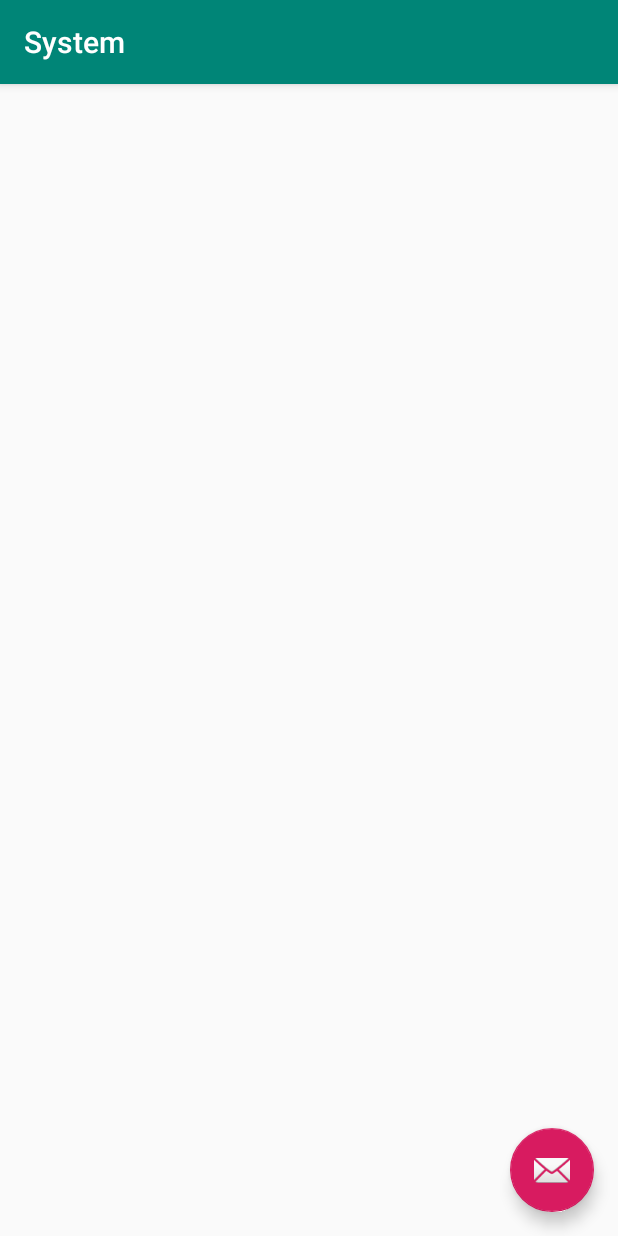
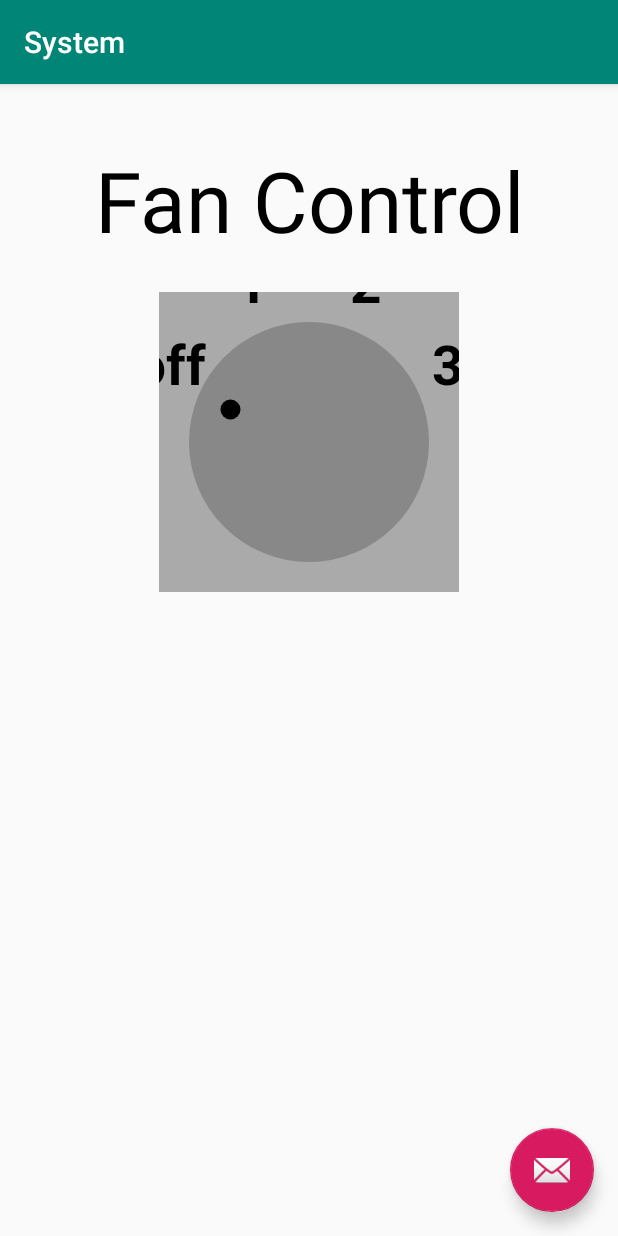
Before and after one commit to zac4j/system, an Android app: the screen it shows after launch (MainActivity), on a phone screen of 412 x 824 dp. Run offline under Robolectric (Android 15) with nearby library versions, the phone set to English and light mode, and no system bars; our stand-ins replace data binding; libraries missing offline, so code that uses them is left out: okhttp3.mockwebserver.

Commit message:
[feature] add dial view

```diff
--- /dev/null
+++ b/app/src/main/java/com/zac4j/system/ui/DialFragment.kt
@@ -0,0 +1,25 @@
+package com.zac4j.system.ui
+
+import android.os.Bundle
+import android.view.LayoutInflater
+import android.view.View
+import android.view.ViewGroup
+import androidx.fragment.app.Fragment
+import com.zac4j.system.R
+
+/**
+ * Desc:
+ *
+ * @author: zac
+ * @date: 2020/9/5
+ */
+class DialFragment : Fragment() {
+
+  override fun onCreateView(
+    inflater: LayoutInflater,
+    container: ViewGroup?,
+    savedInstanceState: Bundle?
+  ): View? {
+    return inflater.inflate(R.layout.fragment_dial, container, false)
+  }
+}
--- a/app/src/main/java/com/zac4j/system/ui/MainActivity.kt
+++ b/app/src/main/java/com/zac4j/system/ui/MainActivity.kt
@@ -41,8 +41,9 @@ class MainActivity : AppCompatActivity() {
 
     val networkPage = NetworkFragment()
     val touchPage = TouchFragment()
+    val dialPage = DialFragment()
     supportFragmentManager.beginTransaction()
-        .add(R.id.fragment_container, networkPage)
+        .add(R.id.fragment_container, dialPage)
         .addToBackStack(null)
         .commit()
 
--- /dev/null
+++ b/app/src/main/java/com/zac4j/system/ui/widget/DialView.kt
@@ -0,0 +1,151 @@
+package com.zac4j.system.ui.widget
+
+import android.content.Context
+import android.graphics.Canvas
+import android.graphics.Color
+import android.graphics.Paint
+import android.graphics.PointF
+import android.graphics.Typeface
+import android.util.AttributeSet
+import android.view.View
+import androidx.core.content.withStyledAttributes
+import com.zac4j.system.R
+import com.zac4j.system.ui.widget.FanSpeed.LOW
+import com.zac4j.system.ui.widget.FanSpeed.OFF
+import com.zac4j.system.ui.widget.FanSpeed.MEDIUM
+import com.zac4j.system.ui.widget.FanSpeed.HIGH
+import kotlin.math.cos
+import kotlin.math.min
+import kotlin.math.sin
+
+private enum class FanSpeed(val label: Int) {
+  OFF(R.string.fan_off),
+  LOW(R.string.fan_low),
+  MEDIUM(R.string.fan_medium),
+  HIGH(R.string.fan_high);
+
+  fun next() = when (this) {
+    OFF -> LOW
+    LOW -> MEDIUM
+    MEDIUM -> HIGH
+    HIGH -> OFF
+  }
+}
+
+/**
+ * Size for drawing the dial indicators and labels.
+ */
+private const val RADIUS_OFFSET_LABEL = 30
+private const val RADIUS_OFFSET_INDICATOR = -35
+
+/**
+ * Desc:
+ *
+ * @author: zac
+ * @date: 2020/9/5
+ */
+class DialView @JvmOverloads constructor(
+  context: Context,
+  attrs: AttributeSet? = null,
+  defStyleAttr: Int = 0
+) : View(context, attrs, defStyleAttr) {
+
+  /**
+   * Radius of the circle.
+   */
+  private var radius = 0.0F
+
+  /**
+   * The active selection.
+   */
+  private var fanSpeed = OFF
+
+  /**
+   * Color of different fan speed.
+   */
+  private var fanSpeedLowColor = 0
+  private var fanSpeedMediumColor = 0
+  private var fanSpeedHighColor = 0
+
+  /**
+   * Position variable which will be used to draw label and indicator circle position.
+   */
+  private val pointPosition: PointF = PointF(0.0F, 0.0F)
+
+  private val paint = Paint(Paint.ANTI_ALIAS_FLAG).apply {
+    style = Paint.Style.FILL
+    textAlign = Paint.Align.CENTER
+    textSize = 55.0F
+    typeface = Typeface.create("", Typeface.BOLD)
+  }
+
+  init {
+    isClickable = true
+
+    context.withStyledAttributes(attrs, R.styleable.DialView) {
+      fanSpeedLowColor = getColor(R.styleable.DialView_fanSpeedLowColor, 0)
+      fanSpeedMediumColor = getColor(R.styleable.DialView_fanSpeedMediumColor, 0)
+      fanSpeedHighColor = getColor(R.styleable.DialView_fanSpeedHighColor, 0)
+    }
+  }
+
+  override fun performClick(): Boolean {
+    if (super.performClick()) return true
+
+    fanSpeed = fanSpeed.next()
+    contentDescription = resources.getString(fanSpeed.label)
+
+    invalidate()
+    return true
+  }
+
+  override fun onSizeChanged(
+    width: Int,
+    height: Int,
+    oldWidth: Int,
+    oldHeight: Int
+  ) {
+    radius = (min(width, height) / 2.0 * 0.8).toFloat()
+  }
+
+  override fun onDraw(canvas: Canvas?) {
+    super.onDraw(canvas)
+
+    // Set dial background color to green if selection not off.
+    paint.color = when (fanSpeed) {
+      OFF -> Color.GRAY
+      LOW -> fanSpeedLowColor
+      MEDIUM -> fanSpeedMediumColor
+      HIGH -> fanSpeedHighColor
+    }
+
+    // Draw the dial.
+    canvas?.drawCircle((width / 2).toFloat(), (height / 2).toFloat(), radius, paint)
+
+    // Draw the indicator circle
+    val markerRadius = radius + RADIUS_OFFSET_INDICATOR
+    pointPosition.computeCoordinateForSpeed(fanSpeed, markerRadius)
+    paint.color = Color.BLACK
+    canvas?.drawCircle(pointPosition.x, pointPosition.y, radius / 12, paint)
+
+    // Draw the text labels.
+    val labelRadius = radius + RADIUS_OFFSET_LABEL
+    for (i in FanSpeed.values()) {
+      pointPosition.computeCoordinateForSpeed(i, labelRadius)
+      val label = resources.getString(i.label)
+      canvas?.drawText(label, pointPosition.x, pointPosition.y, paint)
+    }
+
+  }
+
+  private fun PointF.computeCoordinateForSpeed(
+    position: FanSpeed,
+    radius: Float
+  ) {
+    // Angles are in radians.
+    val startAngle = Math.PI * (9 / 8.0)
+    val angle = startAngle + position.ordinal * (Math.PI / 4)
+    x = (radius * cos(angle)).toFloat() + width / 2
+    y = (radius * sin(angle)).toFloat() + height / 2
+  }
+}
--- /dev/null
+++ b/app/src/main/res/layout/fragment_dial.xml
@@ -0,0 +1,39 @@
+<?xml version="1.0" encoding="utf-8"?>
+<androidx.constraintlayout.widget.ConstraintLayout xmlns:android="http://schemas.android.com/apk/res/android"
+  xmlns:app="http://schemas.android.com/apk/res-auto"
+  xmlns:tools="http://schemas.android.com/tools"
+  android:layout_width="match_parent"
+  android:layout_height="match_parent">
+
+  <TextView
+    android:id="@+id/customViewLabel"
+    android:layout_width="wrap_content"
+    android:layout_height="wrap_content"
+    android:layout_marginStart="8dp"
+    android:layout_marginTop="24dp"
+    android:layout_marginEnd="8dp"
+    android:padding="16dp"
+    android:text="Fan Control"
+    android:textAppearance="@style/Base.TextAppearance.AppCompat.Display3"
+    android:textColor="@android:color/black"
+    app:layout_constraintLeft_toLeftOf="parent"
+    app:layout_constraintRight_toRightOf="parent"
+    app:layout_constraintTop_toTopOf="parent" />
+
+  <com.zac4j.system.ui.widget.DialView
+    android:id="@+id/dialView"
+    android:layout_width="200dp"
+    android:layout_height="200dp"
+    android:layout_marginLeft="8dp"
+    android:layout_marginTop="8dp"
+    android:layout_marginRight="8dp"
+    android:background="@android:color/darker_gray"
+    app:fanSpeedHighColor="#009688"
+    app:fanSpeedLowColor="#FFEB3B"
+    app:fanSpeedMediumColor="#CDDC39"
+    app:layout_constraintLeft_toLeftOf="parent"
+    app:layout_constraintRight_toRightOf="parent"
+    app:layout_constraintTop_toBottomOf="@id/customViewLabel"
+    tools:ignore="ContentDescription" />
+
+</androidx.constraintlayout.widget.ConstraintLayout>
--- a/app/src/main/res/values/strings.xml
+++ b/app/src/main/res/values/strings.xml
@@ -1,4 +1,10 @@
 <resources>
   <string name="app_name">System</string>
   <string name="action_settings">Settings</string>
+
+  <!--Fan dial-->
+  <string name="fan_off">off</string>
+  <string name="fan_low">1</string>
+  <string name="fan_medium">2</string>
+  <string name="fan_high">3</string>
 </resources>
--- a/build.gradle
+++ b/build.gradle
@@ -1,7 +1,7 @@
 // Top-level build file where you can add configuration options common to all sub-projects/modules.
 
 buildscript {
-    ext.kotlin_version = '1.3.72'
+    ext.kotlin_version = '1.4.0'
     repositories {
         google()
         jcenter()
```
Also changed, not shown: app/build.gradle (+15 -7 lines), app/src/main/res/values/attr.xml (added, +8 -0 lines).
